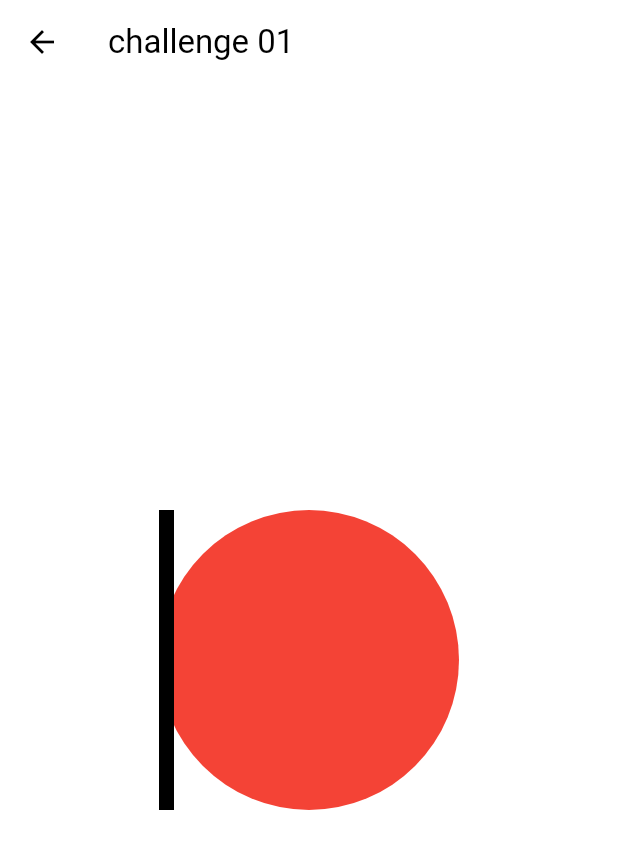
After one commit to zz-yoon/nomad_animations, a Flutter app: the screen it shows after launch, after a tap on "challenge 01 Animations", on a phone screen of 412 x 824 dp. The commit adds this screen. Shown: the top 849 px of the screen. Run offline on Flutter 3.47's test engine with Material 3 defaults, Android fonts, the phone set to English and light mode, and no system bars.

Commit message:
🎉 Challenge 01
challenge 01

```diff
--- /dev/null
+++ b/lib/screens/challenge_01_screen.dart
@@ -0,0 +1,87 @@
+import 'dart:async';
+
+import 'package:flutter/material.dart';
+
+class Challenge01Screen extends StatefulWidget {
+  const Challenge01Screen({Key? key}) : super(key: key);
+
+  @override
+  State<Challenge01Screen> createState() => _Challenge01ScreenState();
+}
+
+class _Challenge01ScreenState extends State<Challenge01Screen> {
+  /// 선(Line)이 현재 왼쪽에 있으면 true, 오른쪽이면 false
+  bool _isLeft = true;
+
+  /// 도형 상태: true면 원, false면 사각형
+  bool _isCircle = true;
+
+  /// 2초 간격으로 선의 위치를 토글하기 위한 타이머
+  Timer? _timer;
+
+  @override
+  void initState() {
+    super.initState();
+    // 2초마다 _isLeft를 토글 → AnimatedAlign이 왼쪽 ↔ 오른쪽 이동
+    _timer = Timer.periodic(const Duration(seconds: 2), (_) {
+      setState(() {
+        _isLeft = !_isLeft;
+      });
+    });
+  }
+
+  @override
+  void dispose() {
+    _timer?.cancel();
+    super.dispose();
+  }
+
+  @override
+  Widget build(BuildContext context) {
+    final backgroundColor = _isCircle ? Colors.white : Colors.black;
+    final lineColor = _isCircle ? Colors.black : Colors.white;
+
+    return Scaffold(
+      appBar: AppBar(
+        title: const Text("challenge 01"),
+      ),
+      body: AnimatedContainer(
+        duration: const Duration(milliseconds: 500),
+        curve: Curves.easeInOut,
+        color: backgroundColor,
+        child: Center(
+          child: AnimatedContainer(
+            duration: const Duration(milliseconds: 500),
+            curve: Curves.easeInOut,
+            width: 200,
+            height: 200,
+            decoration: BoxDecoration(
+              color: Colors.red,
+              borderRadius: BorderRadius.circular(_isCircle ? 100 : 0),
+            ),
+            child: Stack(
+              children: [
+                AnimatedAlign(
+                  alignment:
+                      _isLeft ? Alignment.centerLeft : Alignment.centerRight,
+                  duration: const Duration(seconds: 1),
+                  curve: Curves.easeInOut,
+                  onEnd: () {
+                    setState(() {
+                      _isCircle = !_isCircle;
+                    });
+                  },
+                  child: Container(
+                    width: 10,
+                    height: 200,
+                    color: lineColor,
+                  ),
+                ),
+              ],
+            ),
+          ),
+        ),
+      ),
+    );
+  }
+}
--- a/lib/screens/menu_screen.dart
+++ b/lib/screens/menu_screen.dart
@@ -1,4 +1,5 @@
 import 'package:flutter/material.dart';
+import 'package:nomad_animations/screens/challenge_01_screen.dart';
 import 'package:nomad_animations/screens/implicit_animations_screen.dart';
 import 'package:nomad_animations/screens/tweenAnimationbuilder_screen.dart';
 
@@ -42,6 +43,15 @@ class MenuScreen extends StatelessWidget {
               },
               child: Text("tween Animations"),
             ),
+            ElevatedButton(
+              onPressed: () {
+                _goToPage(
+                  context,
+                  Challenge01Screen(),
+                );
+              },
+              child: Text("challenge 01 Animations"),
+            ),
           ],
         ),
       ),
```
